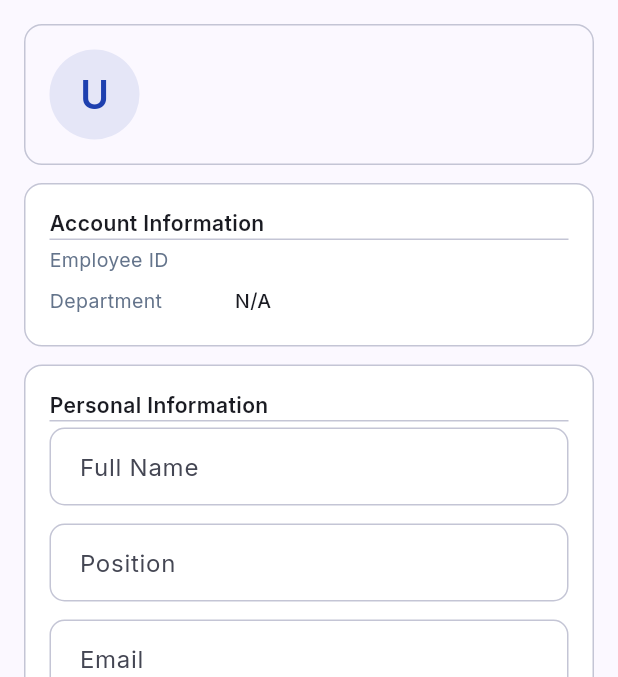
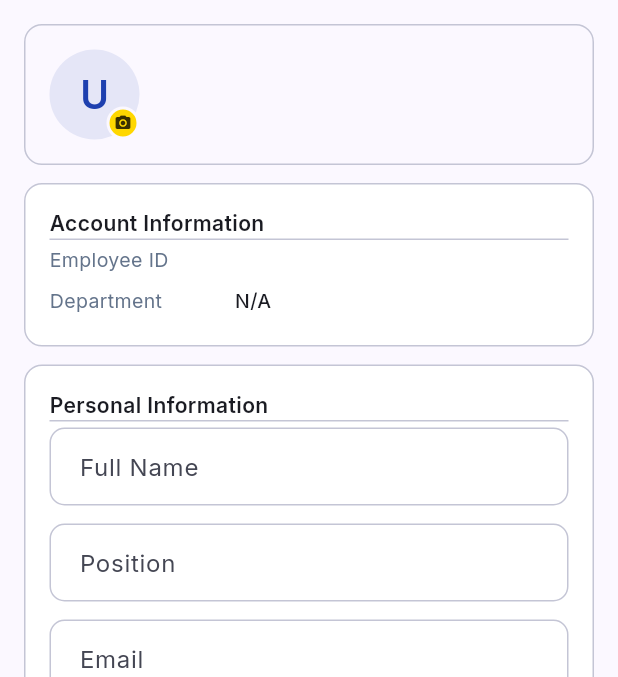
Before and after one commit to atnex00/Quickpass-QR, a Flutter app: the ProfileScreen screen opened directly, on a phone screen of 412 x 824 dp, the part 96-773 px from its top. Run offline on Flutter 3.47's test engine with Material 3 defaults, Android fonts, the phone set to English and light mode, and no system bars; our stand-ins replace dio, fl_chart, flutter_secure_storage, google_fonts, image_picker, permission_handler and 3 more; missing offline and left inert: mobile_scanner; accounts and stored records are empty; project files that could hold a hidden picture were left out.

Commit message:
feat(flutter): add profile picture upload and display
Adds image_picker dependency, uploadProfilePhoto to ApiService and
AuthProvider, and updates the profile screen to show/upload photos.

```diff
--- a/flutter_app/lib/screens/employee/profile_screen.dart
+++ b/flutter_app/lib/screens/employee/profile_screen.dart
@@ -1,5 +1,7 @@
 import 'package:flutter/material.dart';
+import 'package:image_picker/image_picker.dart';
 import 'package:provider/provider.dart';
+import '../../config/app_config.dart';
 import '../../config/theme.dart';
 import '../../providers/auth_provider.dart';
 
@@ -16,6 +18,7 @@ class _ProfileScreenState extends State<ProfileScreen> {
   late TextEditingController _emailCtl;
   late TextEditingController _passCtl;
   bool _saving = false;
+  bool _uploading = false;
 
   @override
   void initState() {
@@ -70,6 +73,82 @@ class _ProfileScreenState extends State<ProfileScreen> {
     }
   }
 
+  void _showPhotoSourceSheet() {
+    showModalBottomSheet(
+      context: context,
+      shape: const RoundedRectangleBorder(
+        borderRadius: BorderRadius.vertical(top: Radius.circular(16)),
+      ),
+      builder: (ctx) => SafeArea(
+        child: Padding(
+          padding: const EdgeInsets.symmetric(vertical: 16),
+          child: Column(
+            mainAxisSize: MainAxisSize.min,
+            children: [
+              Padding(
+                padding: const EdgeInsets.only(bottom: 12),
+                child: Text(
+                  'Change Profile Photo',
+                  style: TextStyle(
+                    fontWeight: FontWeight.w600,
+                    fontSize: 16,
+                    color: context.onSurface,
+                  ),
+                ),
+              ),
+              ListTile(
+                leading: const Icon(Icons.camera_alt_outlined),
+                title: const Text('Take Photo'),
+                onTap: () {
+                  Navigator.pop(ctx);
+                  _pickAndUploadPhoto(ImageSource.camera);
+                },
+              ),
+              ListTile(
+                leading: const Icon(Icons.photo_library_outlined),
+                title: const Text('Choose from Gallery'),
+                onTap: () {
+                  Navigator.pop(ctx);
+                  _pickAndUploadPhoto(ImageSource.gallery);
+                },
+              ),
+            ],
+          ),
+        ),
+      ),
+    );
+  }
+
+  Future<void> _pickAndUploadPhoto(ImageSource source) async {
+    final picker = ImagePicker();
+    final picked = await picker.pickImage(
+      source: source,
+      maxWidth: 1024,
+      maxHeight: 1024,
+      imageQuality: 85,
+    );
+
+    if (picked == null) return;
+
+    setState(() => _uploading = true);
+    final ok = await context.read<AuthProvider>().uploadProfilePhoto(picked.path);
+    setState(() => _uploading = false);
+
+    if (ok && mounted) {
+      ScaffoldMessenger.of(context).showSnackBar(
+        const SnackBar(content: Text('Profile photo updated')),
+      );
+    } else if (mounted) {
+      ScaffoldMessenger.of(context).showSnackBar(
+        SnackBar(
+          content: Text(
+            context.read<AuthProvider>().error ?? 'Could not upload photo',
+          ),
+        ),
+      );
+    }
+  }
+
   @override
   Widget build(BuildContext context) {
     final auth = context.watch<AuthProvider>();
@@ -84,7 +163,11 @@ class _ProfileScreenState extends State<ProfileScreen> {
               padding: const EdgeInsets.all(16),
               sliver: SliverList(
                 delegate: SliverChildListDelegate([
-                  _UserAvatarCard(user: user),
+                  _UserAvatarCard(
+                    user: user,
+                    uploading: _uploading,
+                    onTap: _showPhotoSourceSheet,
+                  ),
                   const SizedBox(height: 12),
                   _AccountInfoCard(user: user),
                   const SizedBox(height: 12),
@@ -181,12 +264,29 @@ class _ProfileAppBar extends StatelessWidget {
   }
 }
 
+String _getPhotoUrl(String? photo) {
+  if (photo == null || photo.isEmpty) return '';
+  final base = AppConfig.apiBaseUrl.replaceFirst('/api', '');
+  return '$base$photo';
+}
+
 class _UserAvatarCard extends StatelessWidget {
   final dynamic user;
-  const _UserAvatarCard({required this.user});
+  final bool uploading;
+  final VoidCallback onTap;
+
+  const _UserAvatarCard({
+    required this.user,
+    required this.uploading,
+    required this.onTap,
+  });
 
   @override
   Widget build(BuildContext context) {
+    final photo = user?.profilePhoto as String?;
+    final photoUrl = _getPhotoUrl(photo);
+    final hasPhoto = photoUrl.isNotEmpty;
+
     return Container(
       width: double.infinity,
       padding: const EdgeInsets.all(16),
@@ -197,15 +297,63 @@ class _UserAvatarCard extends StatelessWidget {
       ),
       child: Row(
         children: [
+          GestureDetector(
+            onTap: uploading ? null : onTap,
+            child: Stack(
+              children: [
                 CircleAvatar(
                   radius: 30,
                   backgroundColor: context.primaryBlue.withValues(alpha: 0.1),
-            child: Text(
+                  backgroundImage:
+                      hasPhoto ? NetworkImage(photoUrl) : null,
+                  child: hasPhoto
+                      ? null
+                      : Text(
                           (user?.fullName ?? 'U')[0].toUpperCase(),
                           style: TextStyle(
                             fontSize: 26,
                             fontWeight: FontWeight.w600,
-                  color: context.primaryBlue),
+                            color: context.primaryBlue,
+                          ),
+                        ),
+                ),
+                if (uploading)
+                  Positioned.fill(
+                    child: Container(
+                      decoration: const BoxDecoration(
+                        color: Colors.black38,
+                        shape: BoxShape.circle,
+                      ),
+                      child: const Center(
+                        child: SizedBox(
+                          width: 20,
+                          height: 20,
+                          child: CircularProgressIndicator(
+                            strokeWidth: 2,
+                            color: Colors.white,
+                          ),
+                        ),
+                      ),
+                    ),
+                  ),
+                if (!uploading)
+                  Positioned(
+                    bottom: 0,
+                    right: 0,
+                    child: Container(
+                      width: 22,
+                      height: 22,
+                      decoration: BoxDecoration(
+                        color: context.primary,
+                        shape: BoxShape.circle,
+                        border: Border.all(
+                            color: context.surfaceContainerLowest, width: 2),
+                      ),
+                      child: Icon(Icons.camera_alt,
+                          size: 12, color: context.onPrimary),
+                    ),
+                  ),
+              ],
             ),
           ),
           const SizedBox(width: 16),
--- a/flutter_app/pubspec.yaml
+++ b/flutter_app/pubspec.yaml
@@ -22,6 +22,7 @@ dependencies:
   fl_chart: ^0.68.0
   intl: ^0.19.0
   permission_handler: ^11.3.1
+  image_picker: ^1.1.2
   json_annotation: ^4.9.0
   shared_preferences: ^2.5.5
 
```
Also changed, not shown: flutter_app/lib/providers/auth_provider.dart (+13 -0 lines), flutter_app/lib/services/api_service.dart (+10 -0 lines), flutter_app/pubspec.lock. Lines whose indentation alone changed are shown as unchanged.
